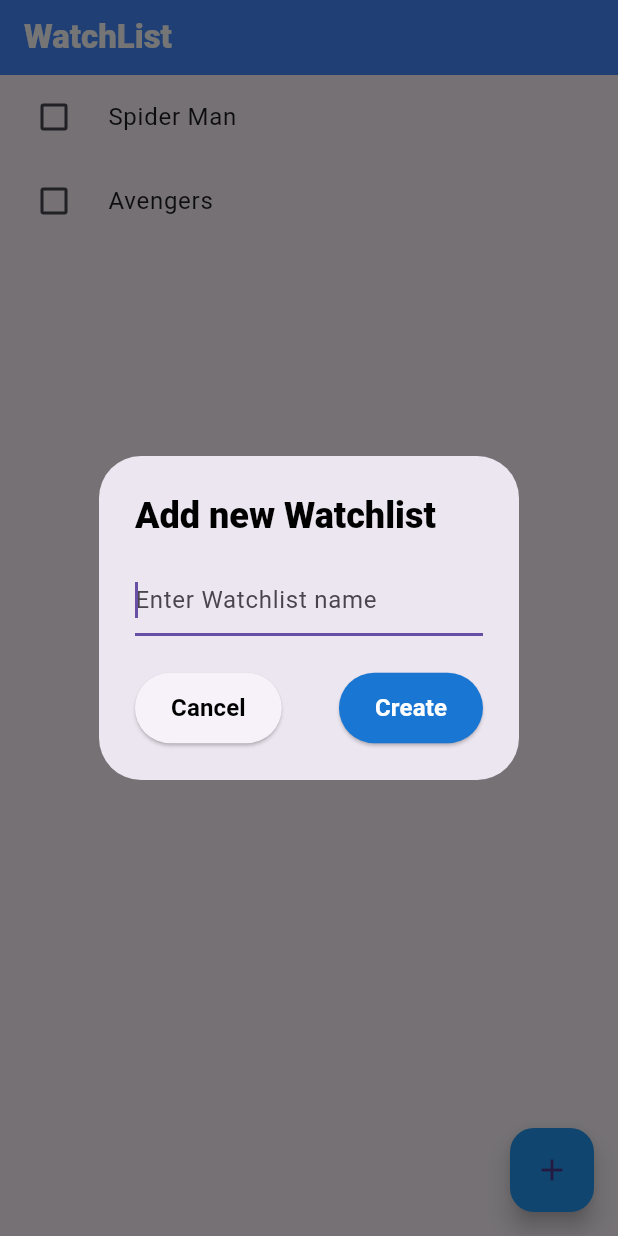
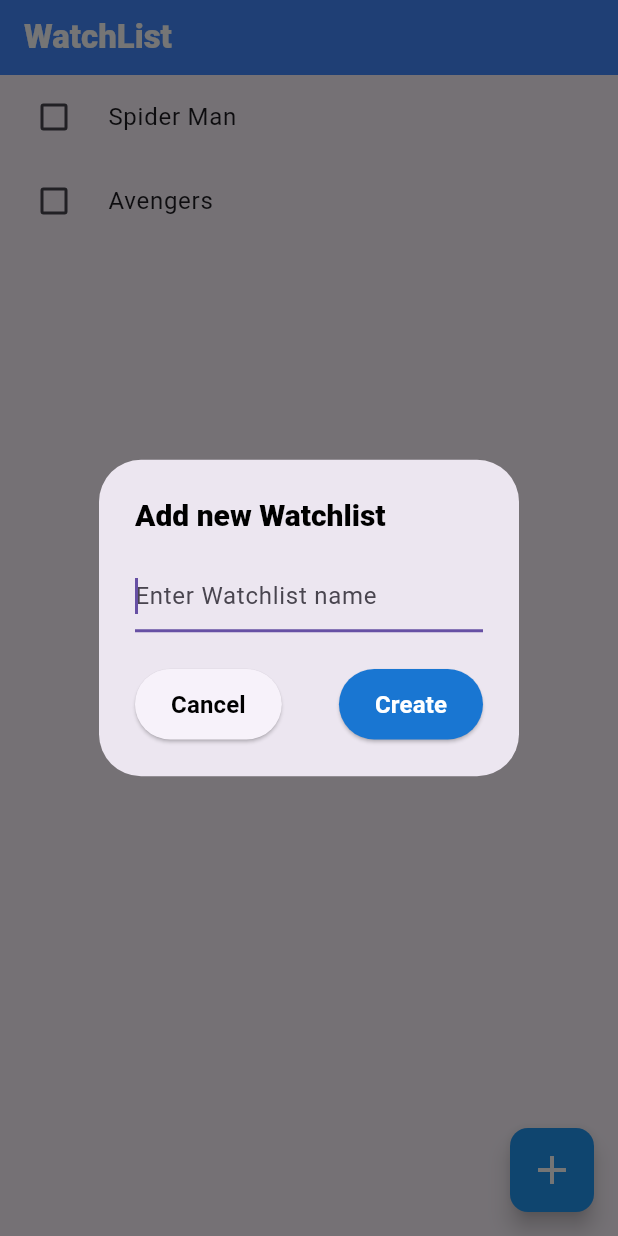
Before and after one commit to BhadriPrabhu/watchlist, a Flutter app: the screen it shows after launch, after a tap on the "add" icon, on a phone screen of 412 x 824 dp. Run offline on Flutter 3.47's test engine with Material 3 defaults, Android fonts, the phone set to English and light mode, and no system bars.

Commit message:
style: ui enhancement for nice and better experience

```diff
--- a/lib/main.dart
+++ b/lib/main.dart
@@ -40,7 +40,7 @@ class _WatchlistScreenState extends State<WatchlistScreen> {
       context: context,
       builder: (BuildContext context) {
         return AlertDialog(
-          title: Text("Add new Watchlist", style: TextStyle(color: Colors.black, fontSize: 24.0, fontWeight: FontWeight.w800),),
+          title: Text("Add new Watchlist", style: TextStyle(color: Colors.black, fontSize: 20.0, fontWeight: FontWeight.w900),),
           content: SingleChildScrollView(
             child: TextField(
               controller: _watchlistName,
@@ -164,7 +164,10 @@ class _WatchlistScreenState extends State<WatchlistScreen> {
             _showAddDialog(context);
           },
           backgroundColor: Colors.blue,
-          child: Icon(Icons.add),
+          shape: RoundedRectangleBorder(
+            borderRadius: BorderRadius.circular(12),
+          ),
+          child: Icon(Icons.add, size: 32.0,color: Colors.white, weight: 700.0,),
         ),
       ),
     );
```
